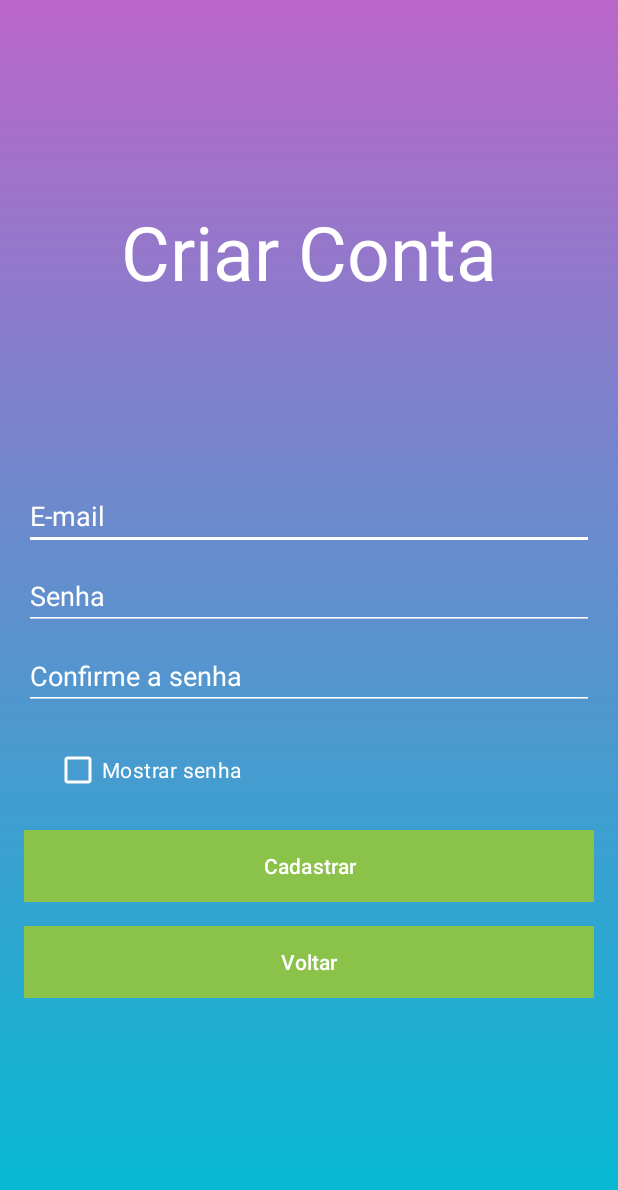
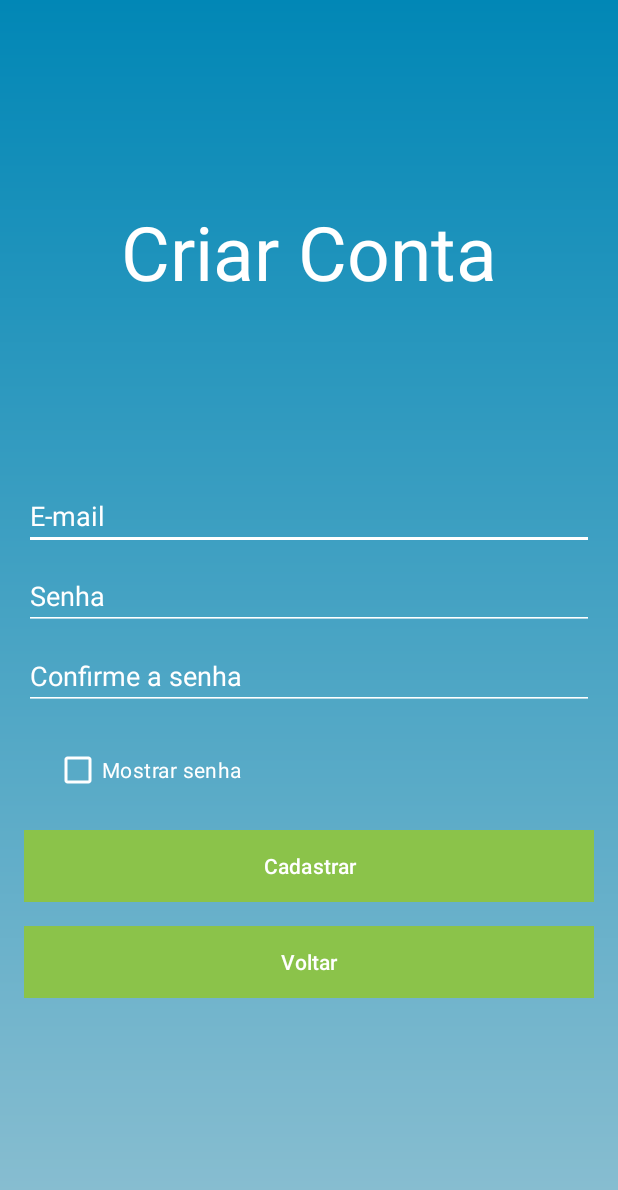
Before and after one commit to LourdesOshiroIgarashi/programacao-para-dispositivos-moveis, an Android app: the Registro screen opened directly, with no data from a screen before it, on a phone screen of 412 x 824 dp. Shown: the top 1190 px of the screen. Run offline under Robolectric (Android 15) with nearby library versions, the phone set to English and light mode, and no system bars; our stand-ins replace Firebase (no records; nobody signed in at launch, a user with empty details on screens opened directly).

Commit message:
adiciona o recurso colors

```diff
--- a/app/src/main/res/values/colors.xml
+++ b/app/src/main/res/values/colors.xml
@@ -2,7 +2,11 @@
 <resources>
     <color name="black">#FF000000</color>
     <color name="white">#FFFFFFFF</color>
+    <color name="all_black">#000000</color>
+    <color name="cinza">#33FFFFFF</color>
 
-    <color name="start">#00BCD4</color>
-    <color name="mid">#B29C27B0</color>
+
+    <color name="start">#8CBFD1</color>
+    <color name="mid">#0187B6</color>
+    <color name="azul_escuro">#003B6A</color>
 </resources>
```
